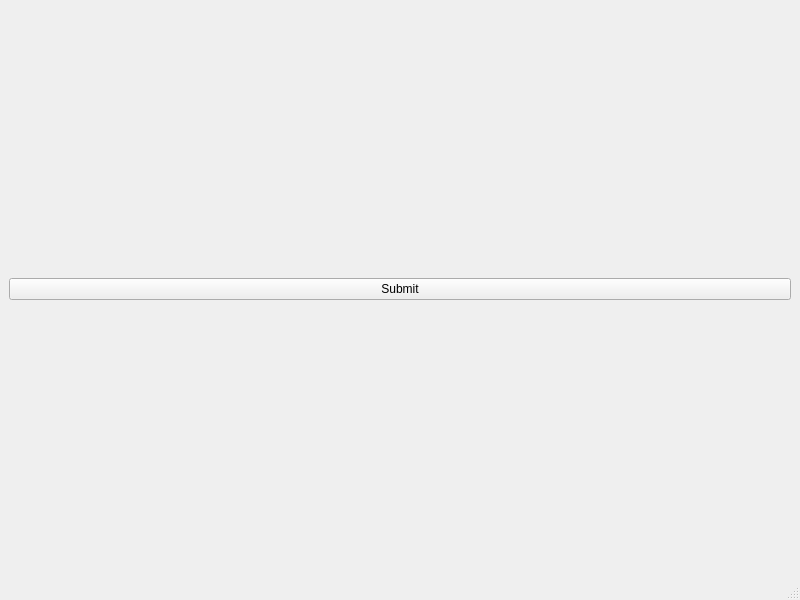
This is QtProject/src/mainwindow.ui in alimoghanni/QtProject as Qt 5 draws it before an edit. The edited form follows.
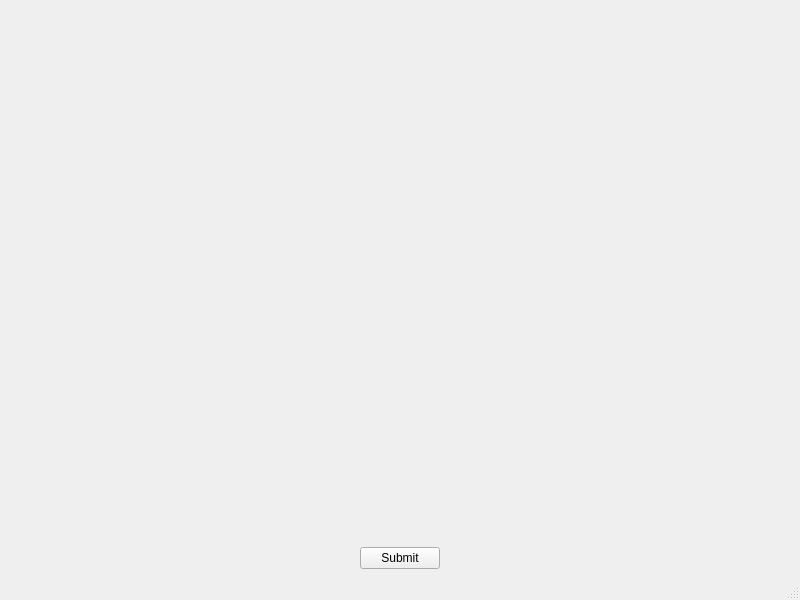
This is the edited form.

Commit message: added horizental spacers

The edit to the form file:
```diff
--- a/QtProject/src/mainwindow.ui
+++ b/QtProject/src/mainwindow.ui
@@ -15,8 +15,34 @@
   </property>
   <widget class="QWidget" name="centralwidget">
    <layout class="QVBoxLayout" name="verticalLayout">
+    <item>
+     <spacer name="verticalSpacer">
+      <property name="orientation">
+       <enum>Qt::Vertical</enum>
+      </property>
+      <property name="sizeHint" stdset="0">
+       <size>
+        <width>20</width>
+        <height>40</height>
+       </size>
+      </property>
+     </spacer>
+    </item>
     <item>
      <layout class="QHBoxLayout" name="horizontalLayout">
+      <item>
+       <spacer name="horizontalSpacer">
+        <property name="orientation">
+         <enum>Qt::Horizontal</enum>
+        </property>
+        <property name="sizeHint" stdset="0">
+         <size>
+          <width>40</width>
+          <height>20</height>
+         </size>
+        </property>
+       </spacer>
+      </item>
       <item>
        <widget class="QPushButton" name="pushButton">
         <property name="text">
@@ -24,6 +50,19 @@
         </property>
        </widget>
       </item>
+      <item>
+       <spacer name="horizontalSpacer_2">
+        <property name="orientation">
+         <enum>Qt::Horizontal</enum>
+        </property>
+        <property name="sizeHint" stdset="0">
+         <size>
+          <width>40</width>
+          <height>20</height>
+         </size>
+        </property>
+       </spacer>
+      </item>
      </layout>
     </item>
    </layout>
```
